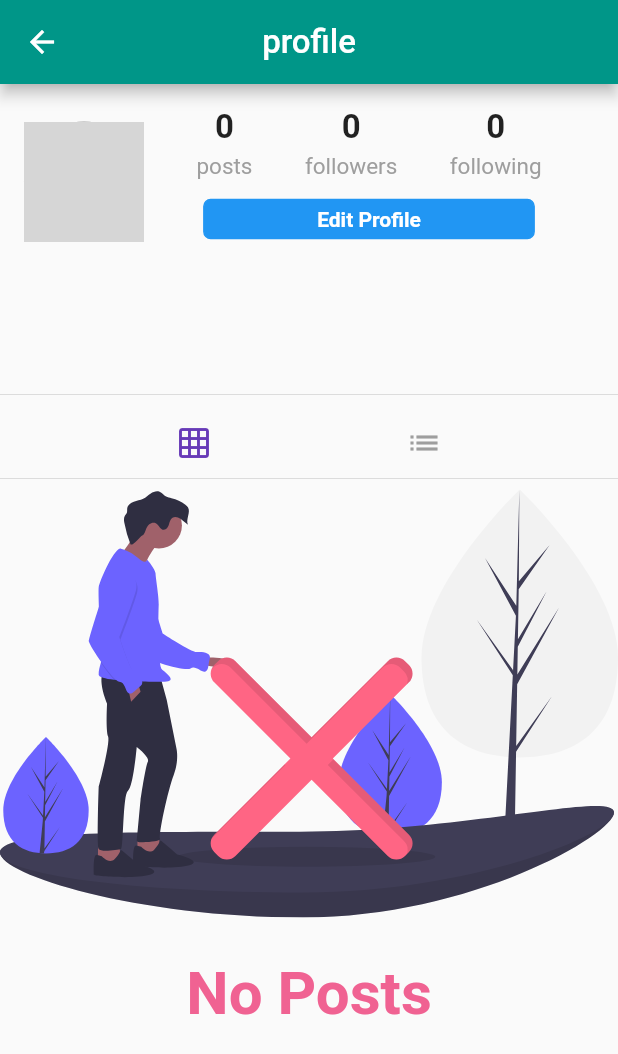
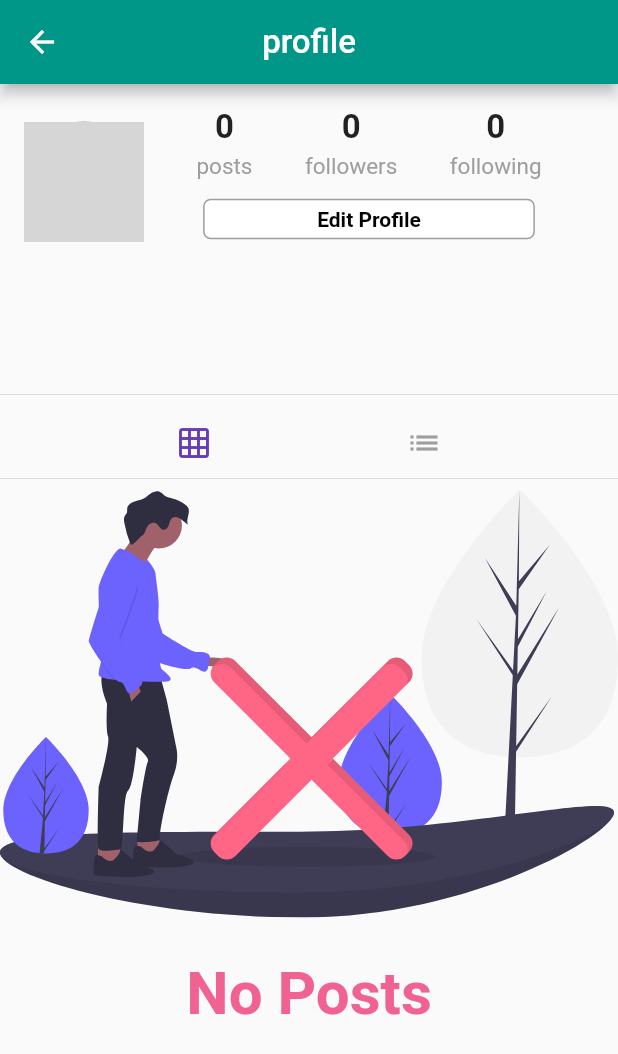
Before and after one commit to amirmekk/Bibliolater-social-network, a Flutter app: the Profile screen opened directly, on a phone screen of 412 x 824 dp. Shown: the top 1054 px of the screen. Run offline on Flutter 3.47's test engine with Material 2 defaults, Android fonts, the phone set to English and light mode, and no system bars; our stand-ins replace cached_network_image, cloud_firestore, firebase_storage, flutter_svg, geolocator, google_sign_in and 2 more; missing offline and left inert: animator; accounts and stored records are empty; network calls fail; grey boxes are pictures that could not be loaded.

Commit message:
ability to follow and unfollow users

```diff
--- a/lib/pages/home.dart
+++ b/lib/pages/home.dart
@@ -14,6 +14,10 @@ import 'package:social_network/pages/upload.dart';
 final GoogleSignIn googleSignIn = GoogleSignIn();
 final CollectionReference usersRef = Firestore.instance.collection('users');
 final CollectionReference postsRef = Firestore.instance.collection('posts');
+final CollectionReference followersRef =
+    Firestore.instance.collection('followers');
+final CollectionReference followingRef =
+    Firestore.instance.collection('following');
 final CollectionReference activityFeedRef =
     Firestore.instance.collection('feed');
 final CollectionReference commentsRef =
--- a/lib/pages/profile.dart
+++ b/lib/pages/profile.dart
@@ -19,15 +19,49 @@ class Profile extends StatefulWidget {
 }
 
 class _ProfileState extends State<Profile> {
-  bool _isLoading = false;
+  bool _isLoading = false, isFollowing = false;
   String postOrientation = 'grid';
-  int postCount = 0;
+  int postCount = 0, followerCount = 0, followingCount = 0;
   List<Post> posts = [];
 
   @override
   void initState() {
     super.initState();
     getProfilePosts();
+    getFollowers();
+    getFollowing();
+    checkIfFollowing();
+  }
+
+  checkIfFollowing() async {
+    DocumentSnapshot doc = await followersRef
+        .document(widget.profileId)
+        .collection('userFollowers')
+        .document(currentUserId)
+        .get();
+    setState(() {
+      isFollowing = doc.exists;
+    });
+  }
+
+  getFollowing() async {
+    QuerySnapshot snapshot = await followingRef
+        .document(widget.profileId)
+        .collection('userFollowing')
+        .getDocuments();
+    setState(() {
+      followingCount = snapshot.documents.length;
+    });
+  }
+
+  getFollowers() async {
+    QuerySnapshot snapshot = await followersRef
+        .document(widget.profileId)
+        .collection('userFollowers')
+        .getDocuments();
+    setState(() {
+      followerCount = snapshot.documents.length;
+    });
   }
 
   getProfilePosts() async {
@@ -95,15 +129,15 @@ class _ProfileState extends State<Profile> {
           child: Text(
             text,
             style: TextStyle(
-              color: Colors.white,
+              color: isFollowing ? Colors.black : Colors.white,
               fontWeight: FontWeight.bold,
             ),
           ),
           alignment: Alignment.center,
           decoration: BoxDecoration(
-            color: Colors.blue,
+            color: isFollowing ? Colors.white : Colors.blue,
             border: Border.all(
-              color: Colors.blue,
+              color: isFollowing ? Colors.grey : Colors.blue,
             ),
             borderRadius: BorderRadius.circular(5.0),
           ),
@@ -117,9 +151,79 @@ class _ProfileState extends State<Profile> {
     bool isProfileOwner = currentUserId == widget.profileId;
     if (isProfileOwner) {
       return buildButton(text: 'Edit Profile', function: editProfile);
-    } else {
-      return Text('profile button');
+    } else if (isFollowing) {
+      return buildButton(text: 'Unfollow', function: handleUnfollowUser);
+    } else if (!isFollowing) {
+      return buildButton(text: 'Follow', function: handleFollowUser);
     }
+  }
+
+  handleFollowUser() {
+    setState(() => isFollowing = true);
+    //make this auth user a follower of that user -- update their followers collection --
+    followersRef
+        .document(widget.profileId)
+        .collection('userFollowers')
+        .document(currentUserId)
+        .setData({});
+    //put that user on your following collection
+    followingRef
+        .document(currentUserId)
+        .collection('userFollowing')
+        .document(widget.profileId)
+        .setData({});
+
+    //send the followed user an activity feed item
+    activityFeedRef
+        .document(widget.profileId)
+        .collection('feedItems')
+        .document(currentUserId)
+        .setData({
+      'type': 'follow',
+      'owner': widget.profileId,
+      'username': currentUser.username,
+      'userId': currentUser.id,
+      'userProfileIm': currentUser.photoUrl,
+      'timestamp': timestamp,
+    });
+  }
+
+  handleUnfollowUser() {
+    setState(() => isFollowing = false);
+    //remove the follower
+    followersRef
+        .document(widget.profileId)
+        .collection('userFollowers')
+        .document(currentUserId)
+        .get()
+        .then((doc) {
+      if (doc.exists) {
+        doc.reference.delete();
+      }
+    });
+    //remove from following collection
+    followingRef
+        .document(currentUserId)
+        .collection('userFollowing')
+        .document(widget.profileId)
+        .get()
+        .then((doc) {
+      if (doc.exists) {
+        doc.reference.delete();
+      }
+    });
+
+    //delete the activity feed item
+    activityFeedRef
+        .document(widget.profileId)
+        .collection('feedItems')
+        .document(currentUserId)
+        .get()
+        .then((doc) {
+      if (doc.exists) {
+        doc.reference.delete();
+      }
+    });
   }
 
   FutureBuilder buildProfileHeader() {
@@ -150,8 +254,8 @@ class _ProfileState extends State<Profile> {
                           mainAxisAlignment: MainAxisAlignment.spaceEvenly,
                           children: <Widget>[
                             buildCountColumn('posts', postCount),
-                            buildCountColumn('followers', 0),
-                            buildCountColumn('following', 0),
+                            buildCountColumn('followers', followerCount),
+                            buildCountColumn('following', followingCount),
                           ],
                         ),
                         Row(
```
